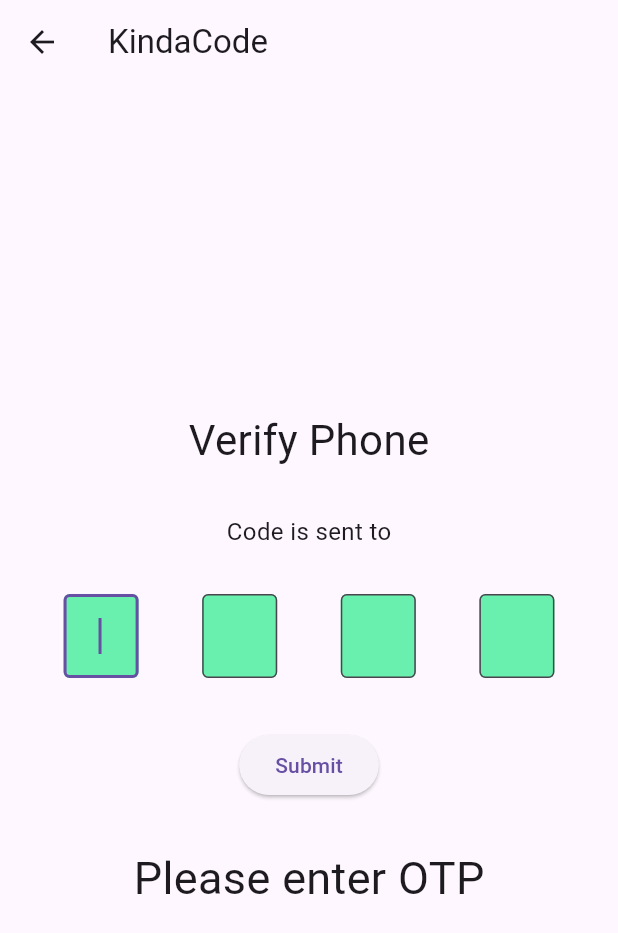
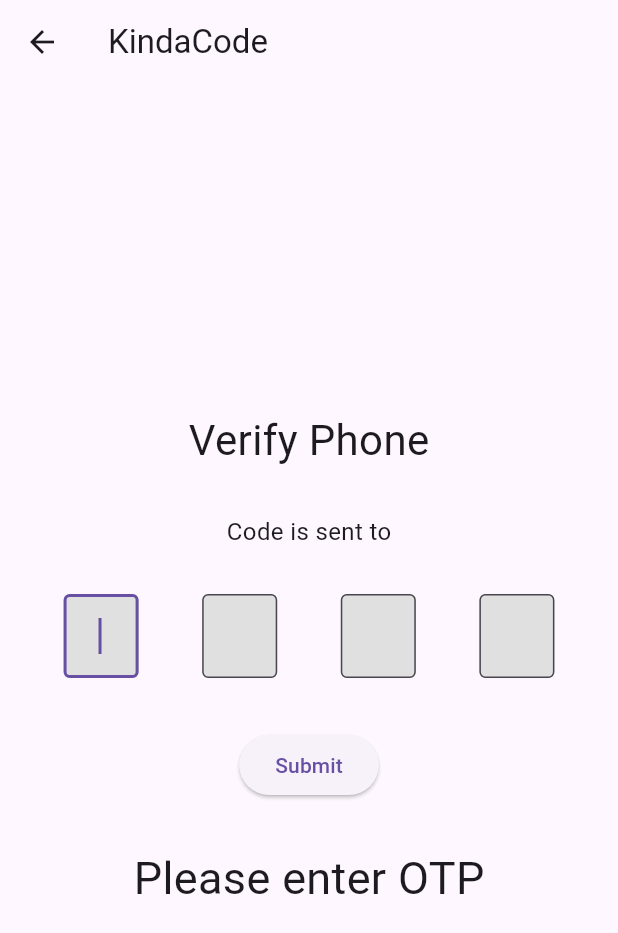
Before and after one commit to Adnan-saky/Bringin, a Flutter app: the OTPSent screen opened by its route, on a phone screen of 412 x 824 dp. Shown: the top 933 px of the screen. Run offline on Flutter 3.47's test engine with Material 2 defaults, Android fonts, the phone set to English and light mode, and no system bars; our stand-ins replace get, intl_phone_field, loading_animation_widget; project files that could hold a hidden picture were left out.

Commit message:
Update OTPInpute.dart

```diff
--- a/lib/Views/widgets/OTPInpute.dart
+++ b/lib/Views/widgets/OTPInpute.dart
@@ -14,19 +14,18 @@ class OtpInput extends StatelessWidget {
       width: 50,
       child: TextField(
         autofocus: autoFocus,
-        obscureText : true,
-
+        obscureText: true,
         textAlign: TextAlign.center,
         keyboardType: TextInputType.number,
         controller: controller,
         maxLength: 1,
         cursorColor: Theme.of(context).primaryColor,
-        decoration: const InputDecoration(
-          filled: true,
-            fillColor: Colors.greenAccent,
-            border: OutlineInputBorder(),
+        decoration: InputDecoration(
+            filled: true,
+            fillColor: Colors.grey[300],
+            border: const OutlineInputBorder(),
             counterText: '',
-            hintStyle: TextStyle(color: Colors.black, fontSize: 20.0)),
+            hintStyle: const TextStyle(color: Colors.black, fontSize: 20.0)),
         onChanged: (value) {
           if (value.length == 1) {
             FocusScope.of(context).nextFocus();
```
